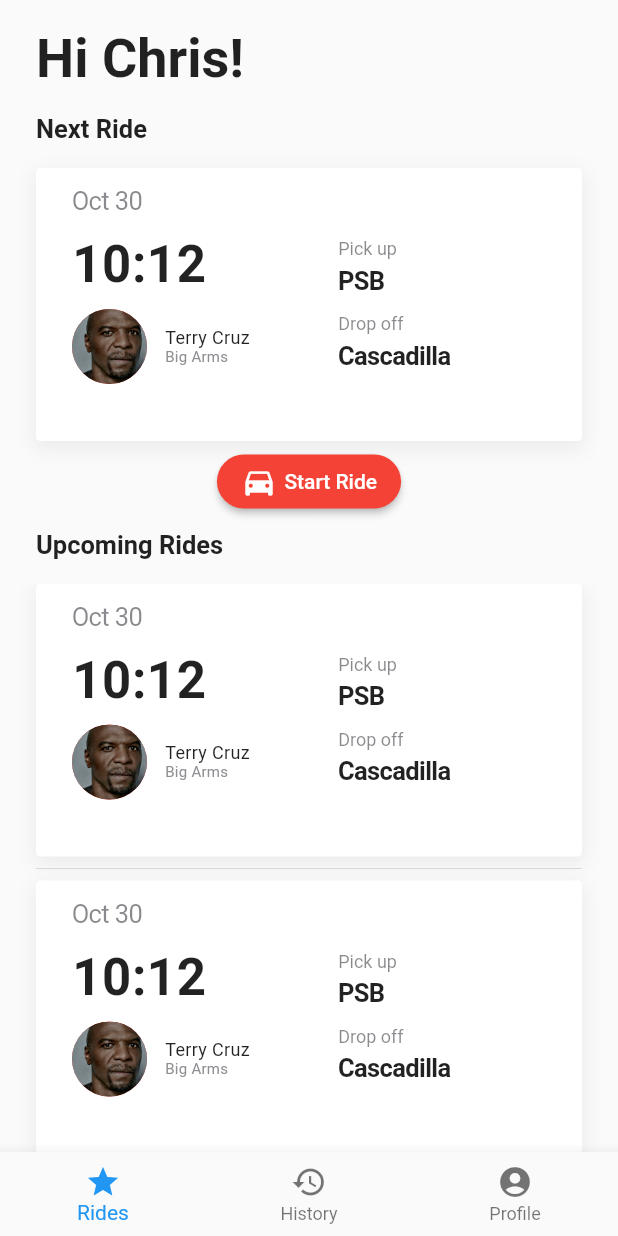
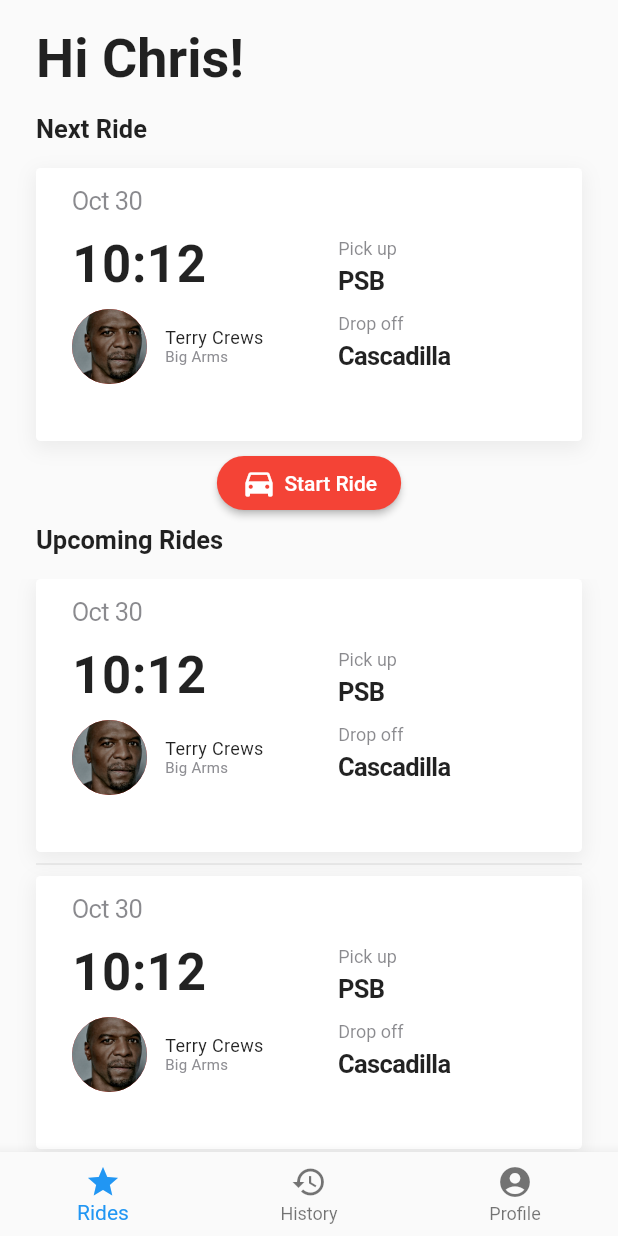
Before and after one commit to cornell-dti/carriage-driver, a Flutter app: the Home screen opened directly, on a phone screen of 412 x 824 dp. Run offline on Flutter 3.47's test engine with Material 2 defaults, Android fonts, the phone set to English and light mode, and no system bars; Roboto replaces fonts that are missing (SFPro).

Commit message:
Add Some States
Upcoming Ride, Rider, Home.
Added some sample datetimes.

```diff
--- a/lib/Home.dart
+++ b/lib/Home.dart
@@ -40,11 +40,14 @@ class Home extends StatefulWidget {
   _HomeState createState() => _HomeState();
 }
 
+DateTime fakeTime = DateTime.now().add(Duration(hours: 1));
+
 class _HomeState extends State<Home> {
   BorderRadiusGeometry radius = BorderRadius.only(
       topLeft: Radius.circular(24.0), topRight: Radius.circular(24.0));
 
   int _selectedIndex = 0;
+  bool _starting = DateTime.now().difference(fakeTime).inHours <= 1;
 
   void _onItemTapped(int index) {
     setState(() {
@@ -72,8 +75,10 @@ class _HomeState extends State<Home> {
                   UpcomingRide(),
                 ],
               )),
-              SizedBox(height: 3),
-              Center(
+              SizedBox(height: 4.0),
+              Visibility(
+                visible: _starting,
+                child: Center(
                   child: RaisedButton(
                     onPressed: () {
                       Navigator.of(context)
@@ -94,7 +99,8 @@ class _HomeState extends State<Home> {
                     ),
                   ),
                 ),
-              SizedBox(height: 8.0),
+              ),
+              SizedBox(height: 4.0),
               LeftSubheading(heading: 'Upcoming Rides'),
               Flexible(
                 child: ListView.separated(
@@ -107,18 +113,6 @@ class _HomeState extends State<Home> {
                 ),
               ),
             ]),
-//        floatingActionButton: FloatingActionButton.extended(
-//          onPressed: () {
-//            Navigator.of(context).push(MaterialPageRoute(
-//              builder: (context) {
-//                return Map();
-//              }
-//            ));
-//          },
-//          label: Text('Start Ride'),
-//          icon: Icon(Icons.directions_car),
-//        ),
-//        floatingActionButtonLocation: FloatingActionButtonLocation.centerFloat,
         bottomNavigationBar: BottomNavigationBar(
           selectedItemColor: Colors.blue,
           items: <BottomNavigationBarItem>[
--- a/lib/Upcoming.dart
+++ b/lib/Upcoming.dart
@@ -1,6 +1,24 @@
 import 'package:flutter/material.dart';
 
-class Rider extends StatelessWidget {
+class Rider extends StatefulWidget {
+  Rider({Key key}) : super(key: key);
+
+  @override
+  _RiderState createState() => _RiderState();
+}
+
+class _RiderState extends State<Rider> {
+  String _riderName;
+  String _injury;
+
+  @override
+  void initState() {
+    super.initState();
+    // Fetch the Rider and their Injury from API
+    _riderName = "Terry Crews";
+    _injury = "Big Arms";
+  }
+
   @override
   Widget build(BuildContext context) {
     return Container(
@@ -14,9 +32,9 @@ class Rider extends StatelessWidget {
           Column(
             crossAxisAlignment: CrossAxisAlignment.start,
             children: <Widget>[
-              Text('Terry Cruz',
+              Text('$_riderName',
                   style: TextStyle(fontSize: 12, letterSpacing: 0.23)),
-              Text('Big Arms',
+              Text('$_injury',
                   style: TextStyle(
                       color: Color.fromRGBO(142, 142, 147, 1),
                       fontSize: 10,
@@ -111,7 +129,15 @@ class Summary extends StatelessWidget {
   }
 }
 
-class UpcomingRide extends StatelessWidget {
+class UpcomingRide extends StatefulWidget {
+  UpcomingRide({Key key, DateTime startTime}) : super(key: key);
+
+  @override
+  _UpcomingRideState createState() => _UpcomingRideState();
+}
+
+class _UpcomingRideState extends State<UpcomingRide> {
+
   @override
   Widget build(BuildContext context) {
     double width = MediaQuery.of(context).size.width - 48;
--- a/pubspec.yaml
+++ b/pubspec.yaml
@@ -11,8 +11,6 @@ dependencies:
     sdk: flutter
 
   cupertino_icons: ^0.1.2
-  sliding_up_panel: ^0.3.6
-  url_launcher: ^5.0.3
   google_sign_in: ^4.0.7
 
 dev_dependencies:
```
Also changed, not shown: pubspec.lock. Lines whose indentation alone changed are shown as unchanged.
